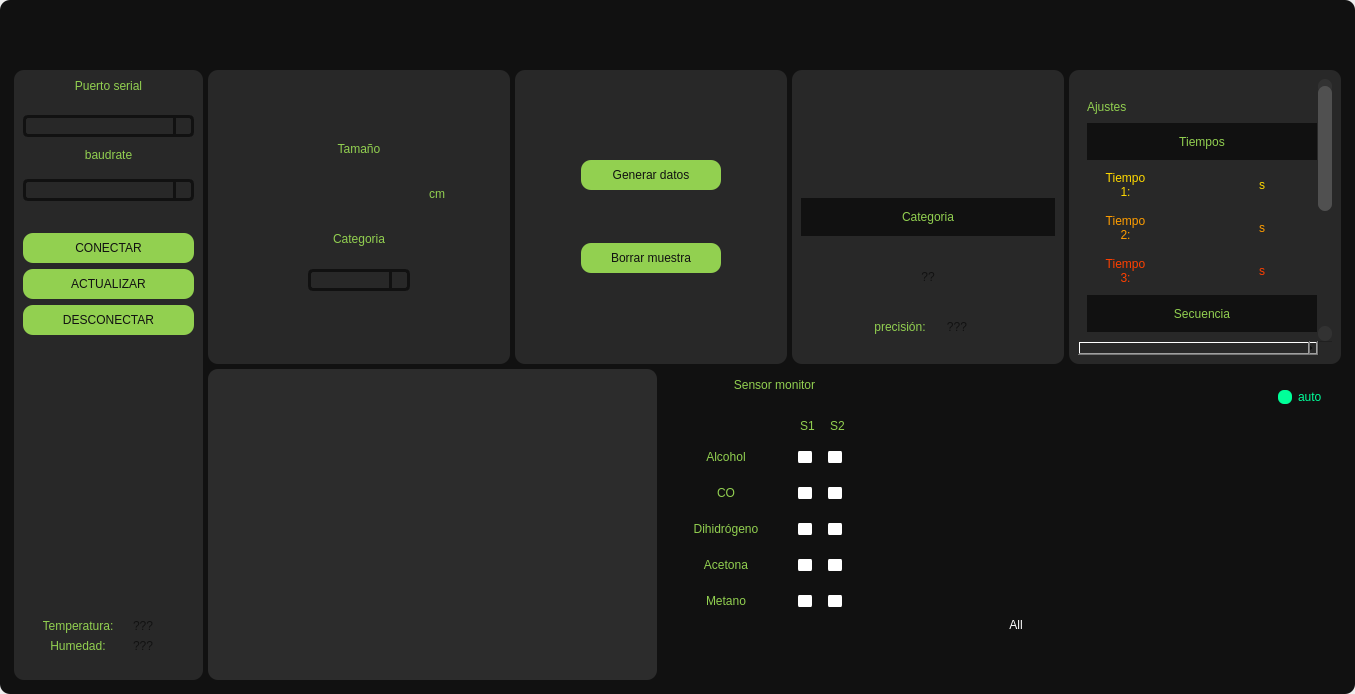
Before: the Qt Designer form Design.ui in victor456472/HMI-Enose, drawn with Qt 5.
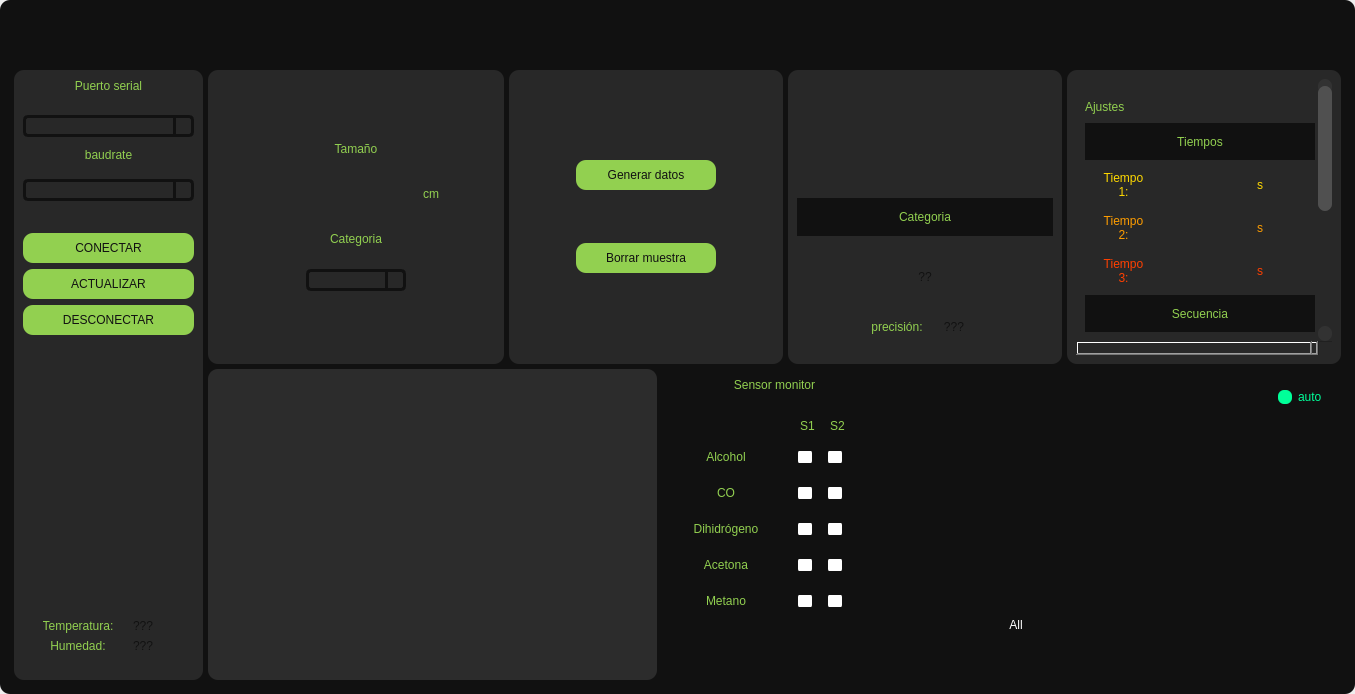
After: the same form once the commit is applied. Icons and pictures are not drawn.

Diff of the .ui file:
```diff
--- a/Design.ui
+++ b/Design.ui
@@ -833,7 +833,7 @@
                        <widget class="QLineEdit" name="lineEdit_tamano">
                         <property name="minimumSize">
                          <size>
-                          <width>150</width>
+                          <width>144</width>
                           <height>30</height>
                          </size>
                         </property>
@@ -960,7 +960,7 @@
                        <widget class="QComboBox" name="comboBox_categoria">
                         <property name="minimumSize">
                          <size>
-                          <width>102</width>
+                          <width>96</width>
                           <height>0</height>
                          </size>
                         </property>
@@ -1584,7 +1584,7 @@
                        <rect>
                         <x>0</x>
                         <y>0</y>
-                        <width>241</width>
+                        <width>242</width>
                         <height>518</height>
                        </rect>
                       </property>
```
Left out of the diff: 39 changed lines with no effect on the pictures.
